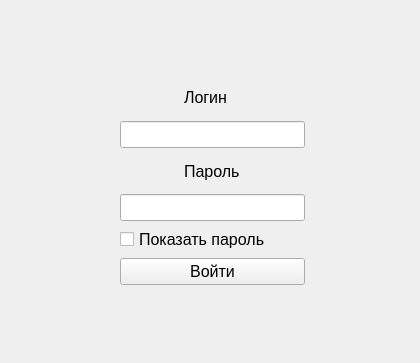
Qt form mainwindow.ui (Tinddd28/client-server-model-client-) before a commit.
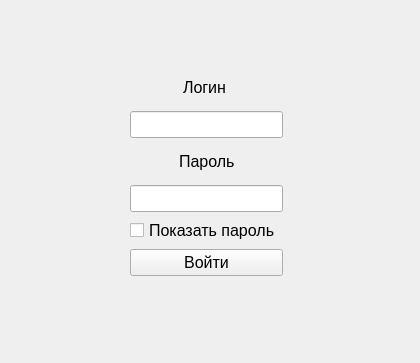
The same form after that commit.

Diff of the .ui file:
```diff
--- a/mainwindow.ui
+++ b/mainwindow.ui
@@ -17,10 +17,10 @@
    <widget class="QWidget" name="layoutWidget">
     <property name="geometry">
      <rect>
-      <x>120</x>
-      <y>80</y>
-      <width>185</width>
-      <height>205</height>
+      <x>130</x>
+      <y>70</y>
+      <width>153</width>
+      <height>206</height>
      </rect>
     </property>
     <property name="font">
```
